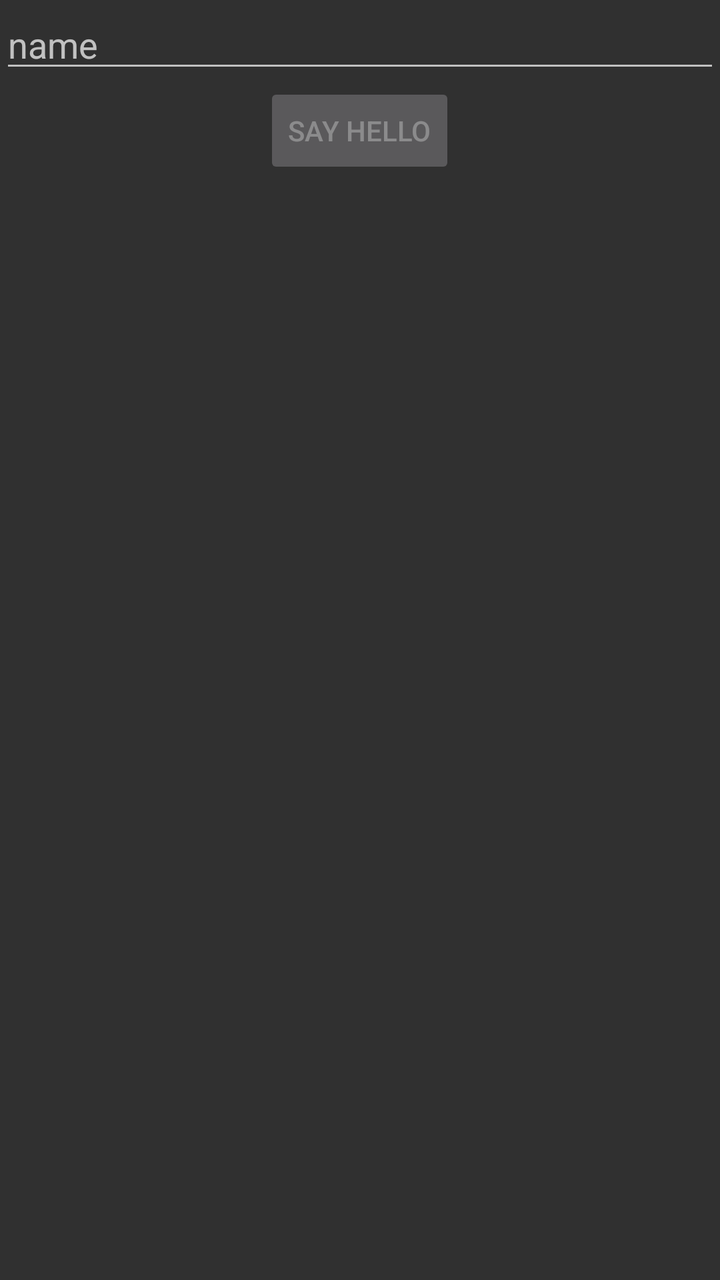
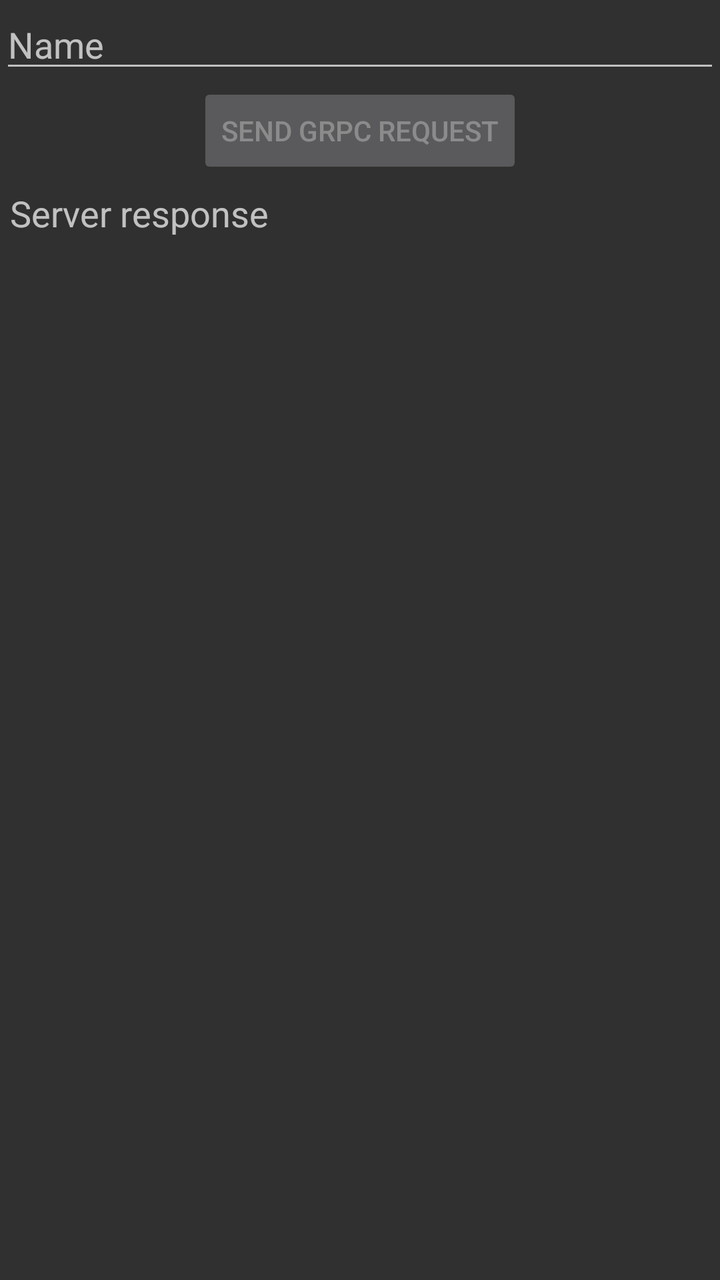

Two renders of the same Android screen: before a commit and after it. Below are the layout's source before the change and the commit's diff.
<!-- AndroidManifest.xml: activity theme Theme.AppCompat.NoActionBar -->
<!-- res/layout/activity_main.xml -->
<?xml version="1.0" encoding="utf-8"?>
<LinearLayout
    xmlns:android="http://schemas.android.com/apk/res/android"
    xmlns:tools="http://schemas.android.com/tools"
    android:layout_width="match_parent"
    android:layout_height="match_parent"
    android:orientation="vertical"
    android:gravity="center_horizontal"
    tools:context="io.grpc.examples.helloworld.MainActivity">

    <EditText android:id="@+id/name"
        android:layout_width="match_parent"
        android:layout_height="wrap_content"
        android:inputType="text"
        android:hint="@string/name_hint"
        android:autofillHints="name"/>

    <Button android:id="@+id/button"
        android:layout_width="wrap_content"
        android:layout_height="wrap_content"
        android:text="@string/say_hello"
        android:enabled="false"/>

    <TextView android:id="@+id/response"
        android:layout_width="wrap_content"
        android:layout_height="wrap_content"/>

</LinearLayout>
<!-- resources referenced by this layout -->
<resources>
  <string name="name_hint">name</string>
  <string name="say_hello">say hello</string>
</resources>

<!-- the commit's change to res/layout/activity_main.xml (unified diff, before → after) -->
@@ -18,11 +18,19 @@
     <Button android:id="@+id/button"
         android:layout_width="wrap_content"
         android:layout_height="wrap_content"
-        android:text="@string/say_hello"
+        android:text="@string/send_request"
         android:enabled="false"/>
 
+    <TextView android:id="@+id/response_label"
+        android:layout_height="wrap_content"
+        android:layout_width="match_parent"
+        android:layout_margin="5dp"
+        android:textSize="18sp"
+        android:text="@string/server_response"/>
+
     <TextView android:id="@+id/response"
-        android:layout_width="wrap_content"
-        android:layout_height="wrap_content"/>
+        android:layout_height="wrap_content"
+        android:layout_width="match_parent"
+        android:layout_marginHorizontal="5dp"/>
 
 </LinearLayout>
<!-- resource entries referenced after the edit -->
@@ -1,6 +1,7 @@
 <!-- resources referenced by this layout -->
 <resources>
-  <string name="name_hint">name</string>
-  <string name="say_hello">say hello</string>
+  <string name="name_hint">Name</string>
+  <string name="send_request">Send gRPC Request</string>
+  <string name="server_response">Server response</string>
 </resources>
 
